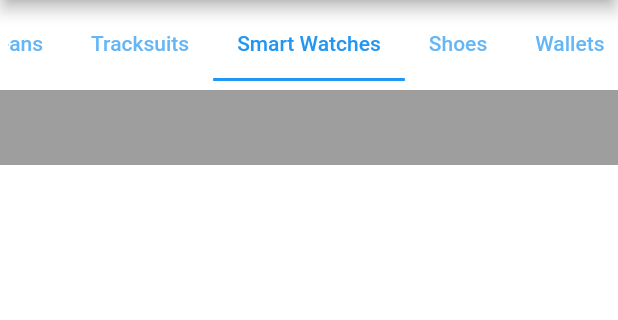
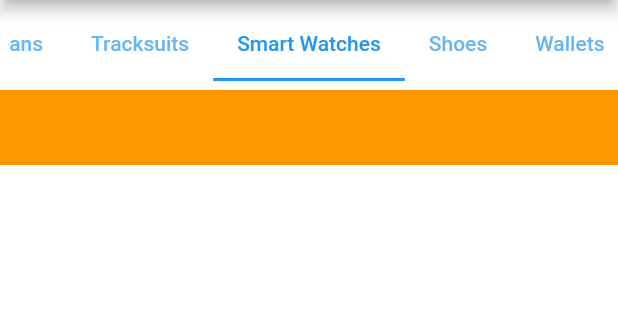
Before and after one commit to muhammedSalihT/ShopCart_Using_Api-Getx, a Flutter app: the HomeScreen screen opened directly, tab 4 chosen, on a phone screen of 412 x 824 dp, the part 84-404 px from its top. Run offline on Flutter 3.47's test engine with Material 2 defaults, Android fonts, the phone set to English and light mode, and no system bars; our stand-ins replace get, sms_autofill, timer_count_down.

Commit message:
home editted

```diff
--- a/lib/homepage/views/tab_screen4.dart
+++ b/lib/homepage/views/tab_screen4.dart
@@ -9,7 +9,7 @@ class TabScreen4 extends StatelessWidget {
       children: [
         Container(
           height: 50,
-          color: Colors.grey,
+          color: Colors.orange,
         )
       ],
     );
```
